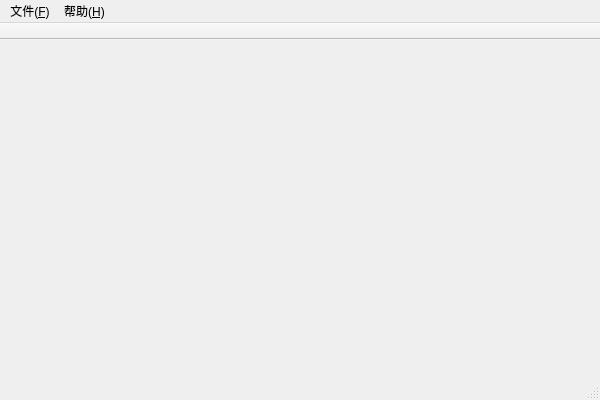
This is Designer/SMainWindow.ui in yoshiny/ConfigDesigner as Qt 5 draws it before an edit. The edited form follows.
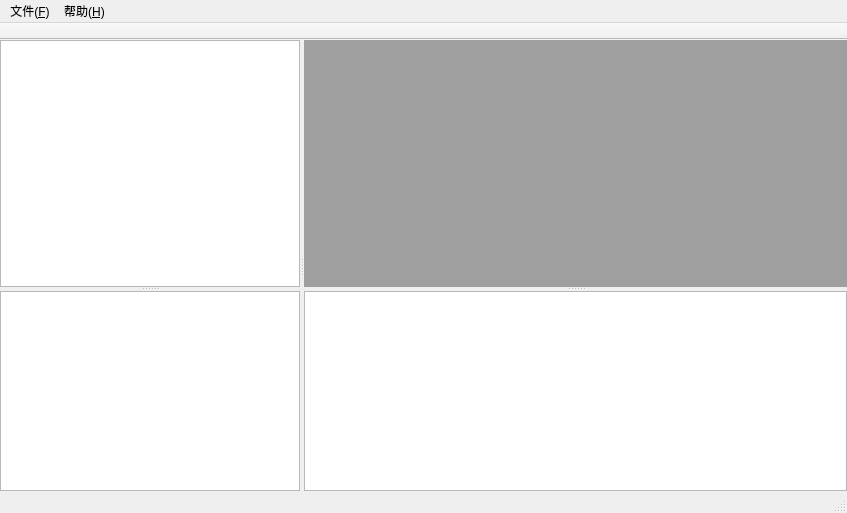
This is the edited form. Icons and pictures are not drawn.

Commit message: 调整主窗体布局

```diff
--- a/Designer/SMainWindow.ui
+++ b/Designer/SMainWindow.ui
@@ -6,20 +6,111 @@
    <rect>
     <x>0</x>
     <y>0</y>
-    <width>600</width>
-    <height>400</height>
+    <width>847</width>
+    <height>513</height>
    </rect>
   </property>
   <property name="windowTitle">
    <string>SMainWindow</string>
   </property>
-  <widget class="QWidget" name="centralWidget"/>
+  <widget class="QWidget" name="centralWidget">
+   <layout class="QHBoxLayout" name="horizontalLayout">
+    <property name="spacing">
+     <number>0</number>
+    </property>
+    <property name="leftMargin">
+     <number>0</number>
+    </property>
+    <property name="topMargin">
+     <number>0</number>
+    </property>
+    <property name="rightMargin">
+     <number>0</number>
+    </property>
+    <property name="bottomMargin">
+     <number>0</number>
+    </property>
+    <item>
+     <widget class="QSplitter" name="splitter_3">
+      <property name="orientation">
+       <enum>Qt::Horizontal</enum>
+      </property>
+      <widget class="QSplitter" name="splitter">
+       <property name="sizePolicy">
+        <sizepolicy hsizetype="Minimum" vsizetype="Expanding">
+         <horstretch>0</horstretch>
+         <verstretch>0</verstretch>
+        </sizepolicy>
+       </property>
+       <property name="minimumSize">
+        <size>
+         <width>300</width>
+         <height>0</height>
+        </size>
+       </property>
+       <property name="orientation">
+        <enum>Qt::Vertical</enum>
+       </property>
+       <widget class="QTreeView" name="treeView">
+        <property name="sizePolicy">
+         <sizepolicy hsizetype="Expanding" vsizetype="Expanding">
+          <horstretch>0</horstretch>
+          <verstretch>1</verstretch>
+         </sizepolicy>
+        </property>
+       </widget>
+       <widget class="QTextBrowser" name="textBrowser">
+        <property name="sizePolicy">
+         <sizepolicy hsizetype="Expanding" vsizetype="Minimum">
+          <horstretch>0</horstretch>
+          <verstretch>0</verstretch>
+         </sizepolicy>
+        </property>
+        <property name="minimumSize">
+         <size>
+          <width>0</width>
+          <height>200</height>
+         </size>
+        </property>
+       </widget>
+      </widget>
+      <widget class="QSplitter" name="splitter_2">
+       <property name="orientation">
+        <enum>Qt::Vertical</enum>
+       </property>
+       <widget class="QMdiArea" name="mdiArea">
+        <property name="sizePolicy">
+         <sizepolicy hsizetype="Expanding" vsizetype="Expanding">
+          <horstretch>0</horstretch>
+          <verstretch>1</verstretch>
+         </sizepolicy>
+        </property>
+       </widget>
+       <widget class="QListView" name="listView">
+        <property name="sizePolicy">
+         <sizepolicy hsizetype="Expanding" vsizetype="Minimum">
+          <horstretch>0</horstretch>
+          <verstretch>0</verstretch>
+         </sizepolicy>
+        </property>
+        <property name="minimumSize">
+         <size>
+          <width>0</width>
+          <height>200</height>
+         </size>
+        </property>
+       </widget>
+      </widget>
+     </widget>
+    </item>
+   </layout>
+  </widget>
   <widget class="QMenuBar" name="menuBar">
    <property name="geometry">
     <rect>
      <x>0</x>
      <y>0</y>
-     <width>600</width>
+     <width>847</width>
      <height>23</height>
     </rect>
    </property>
```
